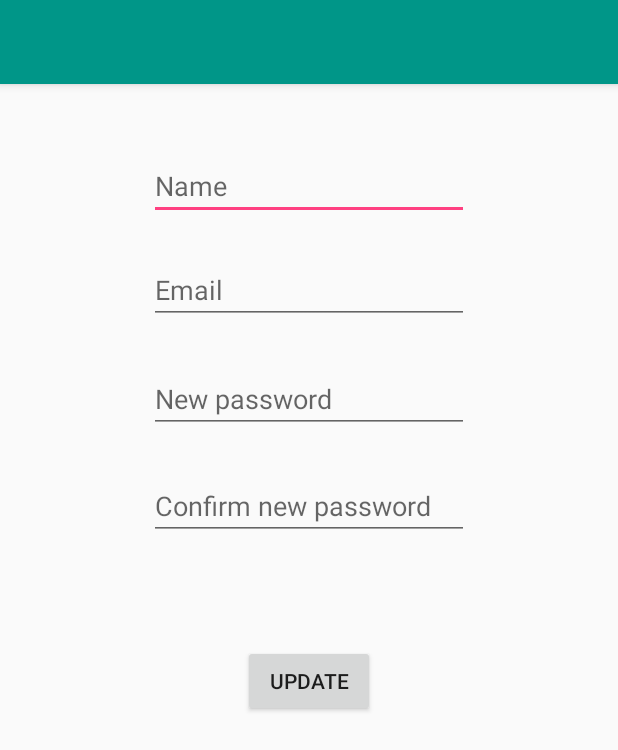
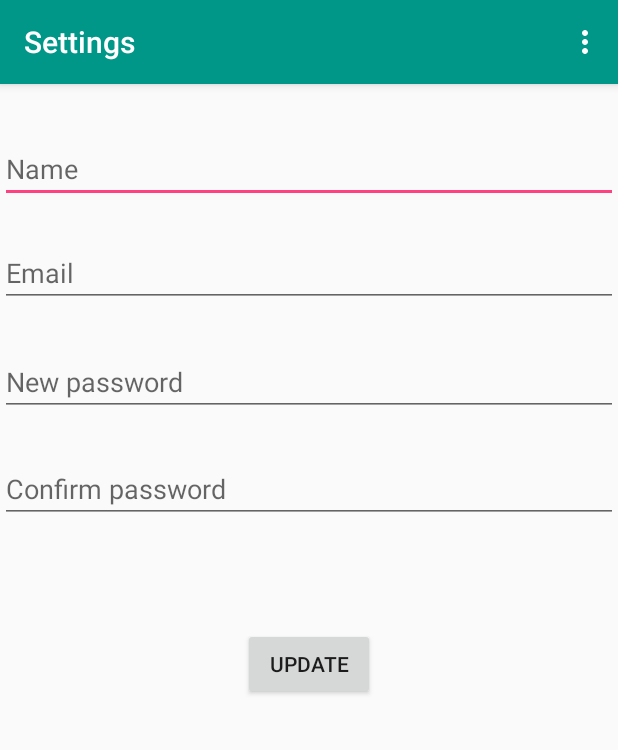
Before and after one commit to dtancs/Dapp-Android, an Android app: the SettingsActivity screen opened directly, with no data from a screen before it, on a phone screen of 412 x 824 dp. Shown: the top 750 px of the screen. Run offline under Robolectric (Android 15) with nearby library versions, the phone set to English and light mode, and no system bars; our stand-ins replace Volley; network calls fail.

Commit message:
Add toolbar to settings activity

```diff
--- a/app/src/main/java/com/tancs/dapp/SettingsActivity.java
+++ b/app/src/main/java/com/tancs/dapp/SettingsActivity.java
@@ -6,6 +6,7 @@ import android.content.SharedPreferences;
 import android.support.v7.app.AlertDialog;
 import android.support.v7.app.AppCompatActivity;
 import android.os.Bundle;
+import android.support.v7.widget.Toolbar;
 import android.view.View;
 import android.widget.EditText;
 import android.widget.Toast;
@@ -24,7 +25,7 @@ import java.util.Iterator;
 
 import utils.VolleySingleton;
 
-public class SettingsActivity extends AppCompatActivity {
+public class SettingsActivity extends BaseActivity {
 
     private String mUserID;
     private String mEmail;
@@ -40,6 +41,10 @@ public class SettingsActivity extends AppCompatActivity {
     protected void onCreate(Bundle savedInstanceState) {
         super.onCreate(savedInstanceState);
         setContentView(R.layout.activity_settings);
+
+        Toolbar myToolbar = (Toolbar) findViewById(R.id.toolbar_main);
+        setSupportActionBar(myToolbar);
+        getSupportActionBar().setTitle("Settings");
 
         SharedPreferences prefs = getSharedPreferences(getString(R.string.preference_file_key), MODE_PRIVATE);
         mEmail = prefs.getString("email", "");
--- a/app/src/main/res/layout/activity_settings.xml
+++ b/app/src/main/res/layout/activity_settings.xml
@@ -3,16 +3,14 @@
     android:layout_width="match_parent"
     android:layout_height="match_parent">
 
-    <include layout="@layout/toolbar_main"
-        android:id="@+id/include" />
+    <include layout="@layout/toolbar_main"/>
 
     <EditText
         android:id="@+id/edittext_settings_name"
-        android:layout_width="wrap_content"
+        android:layout_width="match_parent"
         android:layout_height="wrap_content"
-        android:layout_below="@+id/include"
         android:layout_centerHorizontal="true"
-        android:layout_marginTop="45dp"
+        android:layout_marginTop="90dp"
         android:ems="10"
         android:hint="Name"
         android:inputType="text|textPersonName"
@@ -20,7 +18,7 @@
 
     <EditText
         android:id="@+id/edittext_setting_email"
-        android:layout_width="wrap_content"
+        android:layout_width="match_parent"
         android:layout_height="wrap_content"
         android:layout_alignEnd="@+id/edittext_settings_name"
         android:layout_alignRight="@+id/edittext_settings_name"
@@ -33,7 +31,7 @@
 
     <EditText
         android:id="@+id/edittext_settings_password"
-        android:layout_width="wrap_content"
+        android:layout_width="match_parent"
         android:layout_height="wrap_content"
         android:layout_alignLeft="@+id/edittext_setting_email"
         android:layout_alignStart="@+id/edittext_setting_email"
@@ -45,14 +43,14 @@
 
     <EditText
         android:id="@+id/edittext_setting_confirmpassword"
-        android:layout_width="wrap_content"
+        android:layout_width="match_parent"
         android:layout_height="wrap_content"
         android:layout_alignLeft="@+id/edittext_settings_password"
         android:layout_alignStart="@+id/edittext_settings_password"
         android:layout_below="@+id/edittext_settings_password"
         android:layout_marginTop="26dp"
         android:ems="10"
-        android:hint="Confirm new password"
+        android:hint="Confirm password"
         android:inputType="textPassword" />
 
     <Button
```
